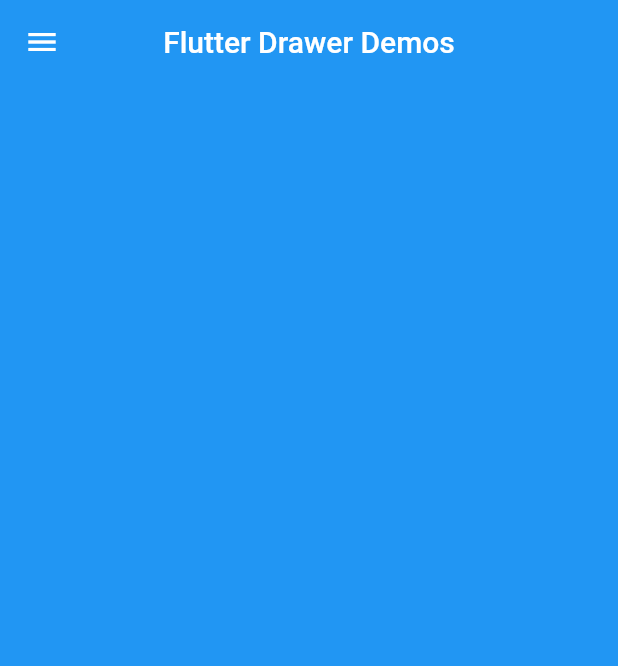
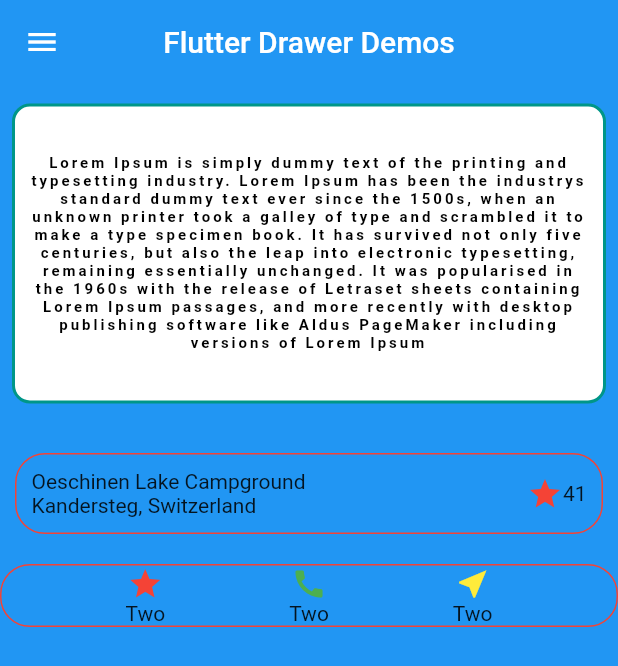
Before and after one commit to tomgalaxytom/flutter_reusable, a Flutter app: the screen it shows after launch, on a phone screen of 412 x 824 dp. Shown: the top 666 px of the screen. Run offline on Flutter 3.47's test engine with Material 2 defaults, Android fonts, the phone set to English and light mode, and no system bars; our stand-ins replace simple_animations, supercharged.

Commit message:
build layout added

```diff
--- a/lib/main.dart
+++ b/lib/main.dart
@@ -1,9 +1,11 @@
 import 'package:flutter/material.dart';
+import 'package:flutter_reusable/widgets/sizedbox.dart';
 
 import 'const/constant.dart';
 import 'widgets/asset_image.dart';
 import 'widgets/asset_image_with_opacity.dart';
 import 'widgets/build_burger_widget.dart';
+import 'widgets/build_layout.dart';
 import 'widgets/build_rounded_box.dart';
 import 'widgets/build_subject.dart';
 import 'widgets/checkbox.dart';
@@ -17,8 +19,10 @@ import 'widgets/network_image_with_opacity.dart';
 import 'widgets/passwordfield.dart';
 import 'widgets/radiobutton.dart';
 import 'widgets/rounded_button.dart';
+import 'widgets/row_widget_with_star.dart';
 import 'widgets/row_wise_build_icon.dart';
 import 'widgets/search_box.dart';
+import 'widgets/star_with_column.dart';
 import 'widgets/statefull_listview_builder.dart';
 import 'widgets/textinputfield.dart';
 
@@ -77,10 +81,15 @@ class _MyHomePageState extends State<MyHomePage> {
             child: Column(
               mainAxisAlignment: MainAxisAlignment.center,
               crossAxisAlignment: CrossAxisAlignment.stretch,
-              children: [
+              children: const [
                 //RadioButtonWidget(),
                 //CheckboxWidget(),
                 // StatefulListViewBuilder()
+                BuildLayout(),
+                SizedBoxWidget(heightvalue: 10),
+                RowWidgetWithStar(),
+                SizedBoxWidget(heightvalue: 10),
+                ColumnWidget(),
               ],
             ),
           ),
--- /dev/null
+++ b/lib/widgets/build_layout.dart
@@ -0,0 +1,17 @@
+import 'package:flutter/material.dart';
+
+import 'flutter_container.dart';
+import 'network_image_no_opacity.dart';
+
+class BuildLayout extends StatelessWidget {
+  const BuildLayout({Key? key}) : super(key: key);
+
+  @override
+  Widget build(BuildContext context) {
+    return const FlutterContainer(
+        text:
+            'Lorem Ipsum is simply dummy text of the printing and typesetting industry. Lorem Ipsum has been the industrys standard dummy text ever since the 1500s, when an unknown printer took a galley of type and scrambled it to make a type specimen book. It has survived not only five centuries, but also the leap into electronic typesetting, remaining essentially unchanged. It was popularised in the 1960s with the release of Letraset sheets containing Lorem Ipsum passages, and more recently with desktop publishing software like Aldus PageMaker including versions of Lorem Ipsum',
+        textFontSize: 10,
+        containerheight: 200);
+  }
+}
--- a/lib/widgets/flutter_container.dart
+++ b/lib/widgets/flutter_container.dart
@@ -11,16 +11,18 @@ class FlutterContainer extends StatelessWidget {
   final Color bgColor;
   final Color textfontColor;
   final Widget? widget;
+  final double containerheight;
 
-  const FlutterContainer({
-    Key? key,
+  const FlutterContainer(
+      {Key? key,
       this.text = "Dummy",
       this.color = appBarTextColor,
       this.textFontSize = 25,
       this.bgColor = containerbgColor,
       this.textfontColor = textColor,
       this.widget,
-  }) : super(key: key);
+      this.containerheight = 70.0})
+      : super(key: key);
 
   @override
   Widget build(BuildContext context) {
@@ -28,8 +30,8 @@ class FlutterContainer extends StatelessWidget {
       padding: const EdgeInsets.all(8.0),
       child: Container(
         width: double.infinity,
-        height: 70,
-        //padding: const EdgeInsets.all(24),
+        height: containerheight,
+         padding:EdgeInsets.all(10),
         margin: const EdgeInsets.symmetric(vertical: 5),
         decoration: BoxDecoration(
           color: containerbgColor,
@@ -40,7 +42,9 @@ class FlutterContainer extends StatelessWidget {
           borderRadius: BorderRadius.circular(12),
         ),
 
-        child: widget != null ? const FlutterRow() : FlutterText(text: text),
+        child: widget != null
+            ? const FlutterRow()
+            : FlutterText(text: text, textFontSize: textFontSize),
       ),
     );
   }
--- a/lib/widgets/flutter_text.dart
+++ b/lib/widgets/flutter_text.dart
@@ -17,8 +17,7 @@ class FlutterText extends StatelessWidget {
   @override
   Widget build(BuildContext context) {
     return Center(
-      child: Text(
-        text,
+      child: Text(text,
           style: TextStyle(
             fontSize: textFontSize.toDouble(),
             color: textColor,
@@ -26,7 +25,7 @@ class FlutterText extends StatelessWidget {
             letterSpacing: 2,
           ),
           textAlign: TextAlign.center,
-      ),
+          softWrap: true),
     );
   }
 }
--- /dev/null
+++ b/lib/widgets/row_widget_with_star.dart
@@ -0,0 +1,39 @@
+import 'package:flutter/material.dart';
+
+class RowWidgetWithStar extends StatelessWidget {
+  const RowWidgetWithStar({Key? key}) : super(key: key);
+
+  @override
+  Widget build(BuildContext context) {
+    return Padding(
+        padding: EdgeInsets.all(10),
+        child: Container(
+            padding: const EdgeInsets.all(10),
+            decoration: BoxDecoration(
+              border: Border.all(
+                color: Colors.red,
+              ),
+              borderRadius: BorderRadius.circular(20.0),
+            ),
+            child: Row(
+
+                //crossAxisAlignment:CrossAxisAlignment.end,
+                //mainAxisAlignment:MainAxisAlignment.spaceAround,
+                children: [
+                  Expanded(
+                      child: Column(
+                          crossAxisAlignment: CrossAxisAlignment.start,
+                          children: [
+                        Container(
+                            // padding: const EdgeInsets.only(bottom: 8),
+                            child: Text('Oeschinen Lake Campground')),
+                        Container(child: Text('Kandersteg, Switzerland')),
+                      ])),
+                  Icon(
+                    Icons.star,
+                    color: Colors.red[500],
+                  ),
+                  Text('41'),
+                ])));
+  }
+}
--- /dev/null
+++ b/lib/widgets/star_with_column.dart
@@ -0,0 +1,48 @@
+import 'package:flutter/material.dart';
+
+class ColumnWidget extends StatelessWidget {
+  const ColumnWidget({Key? key}) : super(key: key);
+
+  @override
+  Widget build(BuildContext context) {
+    return Container(
+        decoration: BoxDecoration(
+          border: Border.all(
+            color: Colors.red,
+          ),
+          borderRadius: BorderRadius.circular(20.0),
+        ),
+        child: Row(mainAxisAlignment: MainAxisAlignment.spaceEvenly, children: [
+          Container(
+              child: Column(children: [
+            Container(
+              child: Icon(
+                Icons.star,
+                color: Colors.red[500],
+              ),
+            ),
+            Container(child: Text("Two")),
+          ])),
+          Container(
+              child: Column(children: [
+            Container(
+              child: Icon(
+                Icons.call,
+                color: Colors.green[500],
+              ),
+            ),
+            Container(child: Text("Two")),
+          ])),
+          Container(
+              child: Column(children: [
+            Container(
+              child: Icon(
+                Icons.near_me,
+                color: Colors.yellow[500],
+              ),
+            ),
+            Container(child: Text("Two")),
+          ])),
+        ]));
+  }
+}
```
Lines whose indentation alone changed are shown as unchanged.
